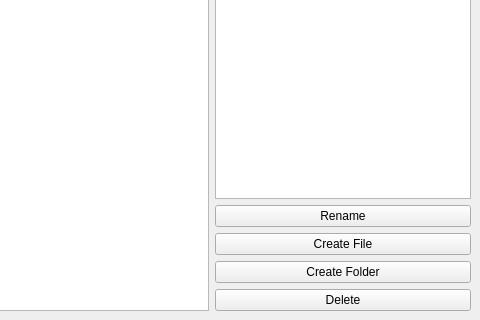
mathysn/qt-file-explorer, file mainwindow.ui: the form before one commit; both pictures show x 320 to 800 and y 280 to 600 of the 800 by 600 pixel window.
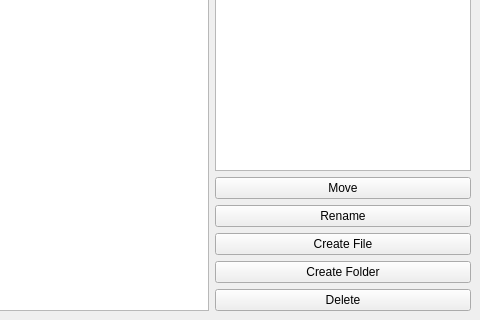
The form after the commit.

Commit message: fonction move fichier, dossier OK

What changed in the file:
```diff
--- a/mainwindow.ui
+++ b/mainwindow.ui
@@ -43,6 +43,13 @@
         </property>
        </widget>
       </item>
+      <item>
+          <widget class="QPushButton" name="moveButton">
+              <property name="text">
+                  <string>Move</string>
+              </property>
+          </widget>
+      </item>
       <item>
           <widget class="QPushButton" name="renameButton">
               <property name="text">
```
The commit also changes 3 other files.
